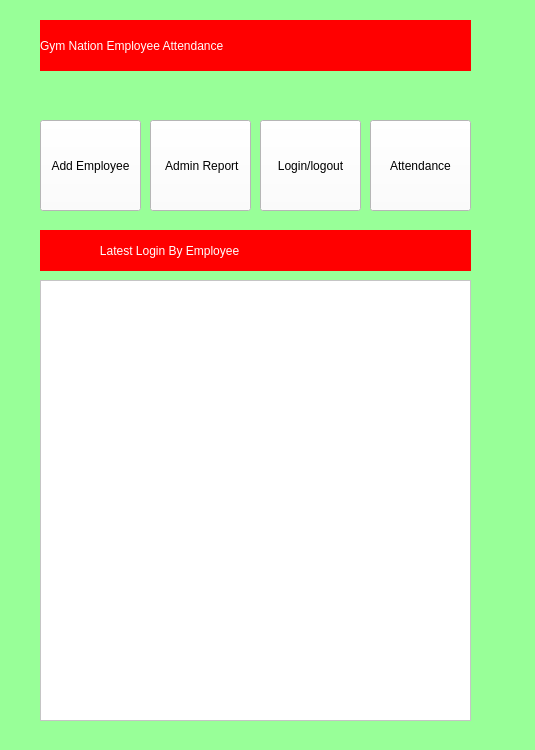
Before: the Qt Designer form main.ui in francisganapin/Employee_Login, drawn with Qt 5.
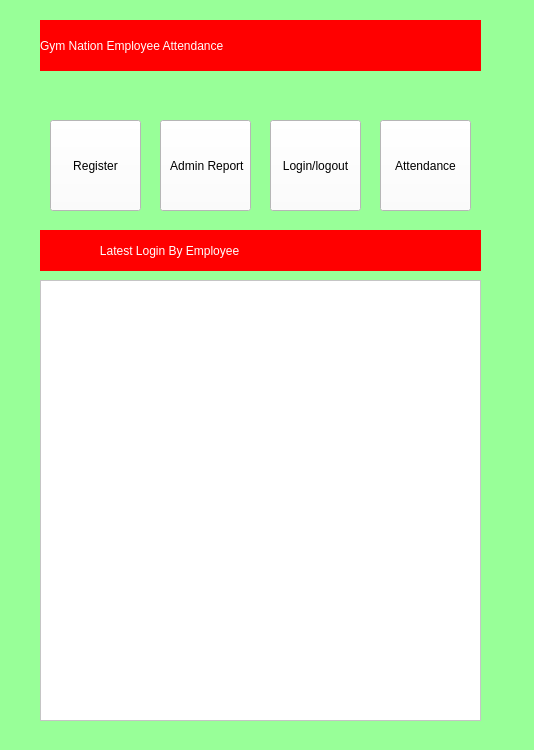
After: the same form once the commit is applied. The open tabs and pages were chosen to show the change.

Diff of the .ui file:
```diff
--- a/main.ui
+++ b/main.ui
@@ -6,7 +6,7 @@
    <rect>
     <x>0</x>
     <y>0</y>
-    <width>535</width>
+    <width>534</width>
     <height>750</height>
    </rect>
   </property>
@@ -29,30 +29,15 @@
     <number>2</number>
    </property>
    <widget class="QWidget" name="homepage">
-    <widget class="QPushButton" name="add_employee_bt">
-     <property name="geometry">
-      <rect>
-       <x>40</x>
-       <y>120</y>
-       <width>101</width>
-       <height>91</height>
-      </rect>
-     </property>
-     <property name="styleSheet">
-      <string notr="true">background-color:white
-
-</string>
-     </property>
-     <property name="text">
-      <string>Add Employee</string>
-     </property>
-    </widget>
     <widget class="QPushButton" name="admin_report_bt">
+     <property name="enabled">
+      <bool>true</bool>
+     </property>
      <property name="geometry">
       <rect>
-       <x>150</x>
+       <x>160</x>
        <y>120</y>
-       <width>101</width>
+       <width>91</width>
        <height>91</height>
       </rect>
      </property>
@@ -68,7 +53,7 @@
       <rect>
        <x>40</x>
        <y>20</y>
-       <width>431</width>
+       <width>441</width>
        <height>51</height>
       </rect>
      </property>
@@ -86,7 +71,7 @@
       <rect>
        <x>40</x>
        <y>280</y>
-       <width>431</width>
+       <width>441</width>
        <height>441</height>
       </rect>
      </property>
@@ -99,7 +84,7 @@
       <rect>
        <x>40</x>
        <y>230</y>
-       <width>431</width>
+       <width>441</width>
        <height>41</height>
       </rect>
      </property>
@@ -115,9 +100,9 @@
     <widget class="QPushButton" name="login_logout_bt">
      <property name="geometry">
       <rect>
-       <x>260</x>
+       <x>270</x>
        <y>120</y>
-       <width>101</width>
+       <width>91</width>
        <height>91</height>
       </rect>
      </property>
@@ -131,9 +116,9 @@
     <widget class="QPushButton" name="salary_bt">
      <property name="geometry">
       <rect>
-       <x>370</x>
+       <x>380</x>
        <y>120</y>
-       <width>101</width>
+       <width>91</width>
        <height>91</height>
       </rect>
      </property>
@@ -144,6 +129,22 @@
       <string>Attendance</string>
      </property>
     </widget>
+    <widget class="QPushButton" name="add_employee">
+     <property name="geometry">
+      <rect>
+       <x>50</x>
+       <y>120</y>
+       <width>91</width>
+       <height>91</height>
+      </rect>
+     </property>
+     <property name="styleSheet">
+      <string notr="true">background-color:white</string>
+     </property>
+     <property name="text">
+      <string>Register</string>
+     </property>
+    </widget>
    </widget>
    <widget class="QWidget" name="employee_login_logout">
     <widget class="QLabel" name="label_7">
```
Left out of the diff: 8 changed lines with no effect on the pictures.
